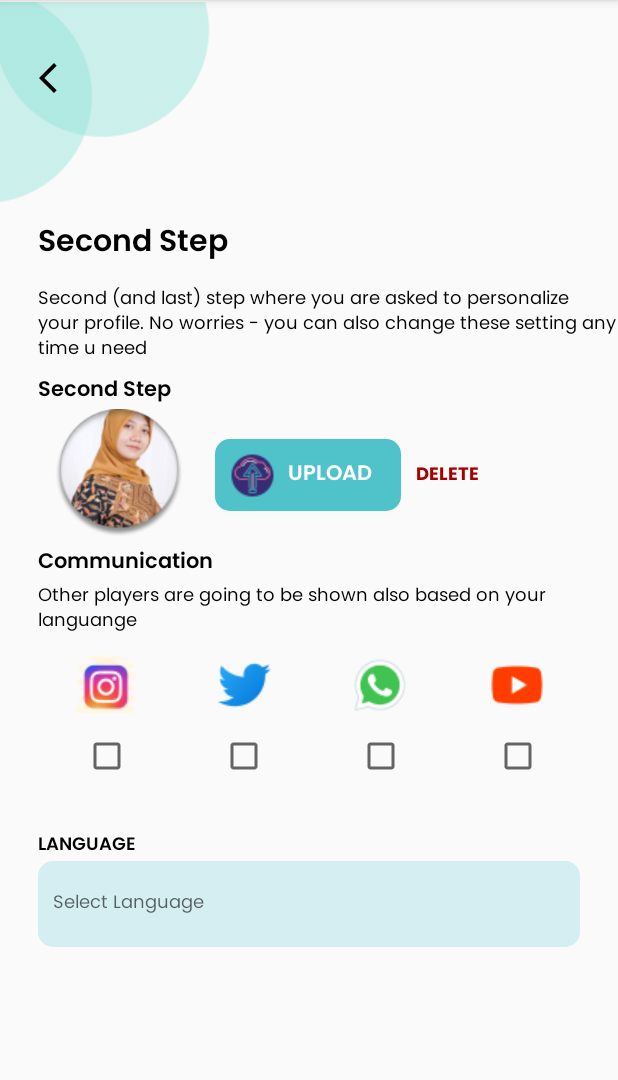
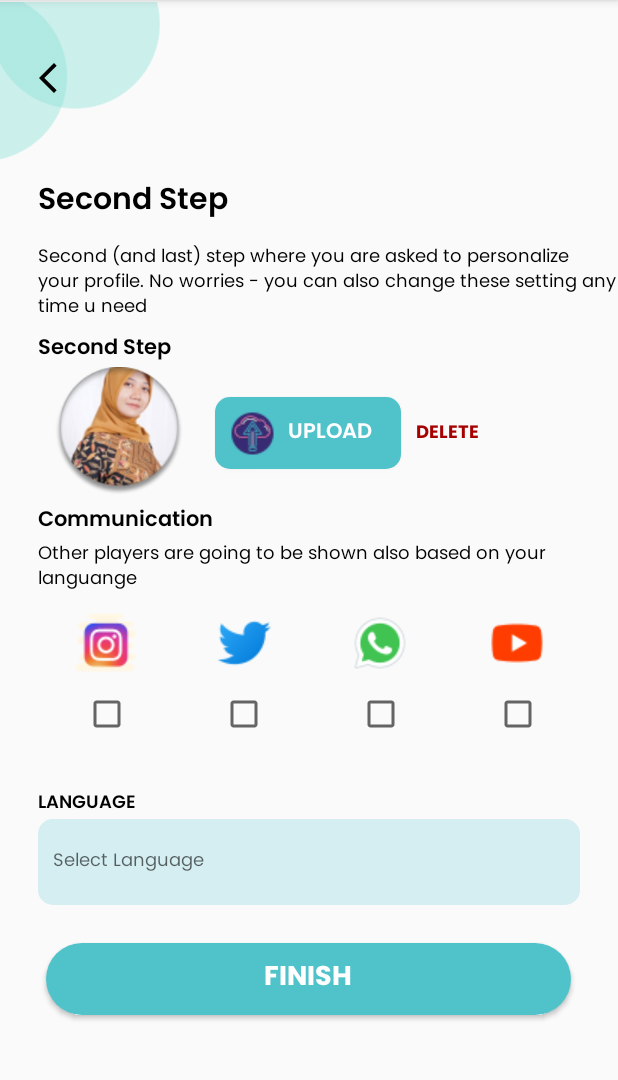
Before and after one commit to TIAS23/Myapp6, an Android app: the StepActivity screen opened directly, with no data from a screen before it, on a phone screen of 412 x 824 dp, the part 84-1164 px from its top. Run offline under Robolectric (Android 15) with nearby library versions, the phone set to English and light mode, and no system bars.

Commit message:
fix button

```diff
--- a/app/build.gradle.kts
+++ b/app/build.gradle.kts
@@ -1,7 +1,6 @@
 plugins {
     id("com.android.application")
     id("org.jetbrains.kotlin.android")
-    id("kotlin-android-extensions")
 }
 
 android {
@@ -16,6 +15,10 @@ android {
         versionName = "1.0"
 
         testInstrumentationRunner = "androidx.test.runner.AndroidJUnitRunner"
+    }
+
+    buildFeatures {
+        viewBinding = true
     }
 
     buildTypes {
--- a/app/src/main/java/com/tiashl/myapp6/StepActivity.kt
+++ b/app/src/main/java/com/tiashl/myapp6/StepActivity.kt
@@ -1,13 +1,24 @@
 package com.tiashl.myapp6
 
+import android.content.Intent
 import androidx.appcompat.app.AppCompatActivity
 import android.os.Bundle
+import android.widget.ImageView
+import com.tiashl.myapp6.R
 
 class StepActivity : AppCompatActivity() {
 
     override fun onCreate(savedInstanceState: Bundle?) {
         super.onCreate(savedInstanceState)
         setContentView(R.layout.activity_step)
+
+        btnBackListener()
     }
 
+    private fun btnBackListener() {
+        val sImg7 = findViewById<ImageView>(R.id.S_img_7) // Replace ImageView with your element type
+        sImg7.setOnClickListener {
+            startActivity(Intent(this, MainActivity::class.java))
+        }
+    }
 }
--- a/app/src/main/res/layout/activity_login.xml
+++ b/app/src/main/res/layout/activity_login.xml
@@ -118,14 +118,14 @@
             tools:ignore="TextSizeCheck" />
 
         <TextView
-            android:id="@+id/L_txt_4"
+            android:id="@+id/L_txt_5"
             android:layout_width="wrap_content"
             android:layout_height="wrap_content"
             android:layout_below="@id/L_img_1"
+            android:layout_marginLeft="200dp"
             android:layout_marginTop="5dp"
             android:fontFamily="@font/poppinsregular"
             android:text="Forgotten Password?"
-            android:layout_marginLeft="220dp"
             android:textColor="@color/black"
             android:textSize="12dp"
             tools:ignore="DuplicateIds,TextSizeCheck" />
--- a/app/src/main/res/layout/activity_step.xml
+++ b/app/src/main/res/layout/activity_step.xml
@@ -9,8 +9,8 @@
 
     <ImageView
         android:id="@+id/S_img_1"
-        android:layout_width="189dp"
-        android:layout_height="134dp"
+        android:layout_width="153dp"
+        android:layout_height="106dp"
         android:layout_alignParentLeft="true"
         android:layout_alignParentTop="true"
         android:layout_marginLeft="-26dp"
@@ -22,7 +22,8 @@
         android:layout_height="wrap_content"
         android:src="@drawable/ic_back"
         android:layout_marginLeft="20dp"
-        android:layout_marginTop="40dp" />
+        android:layout_marginTop="40dp"
+        android:id="@+id/S_img_7"/>
 
     <TextView
         android:layout_width="wrap_content"
@@ -251,7 +252,8 @@
         android:layout_height="wrap_content"
         android:layout_below="@id/layout_2"
         android:orientation="vertical"
-        android:padding="25dp">
+        android:padding="25dp"
+        android:id="@+id/layout_7">
     <TextView
         android:id="@+id/S_txt_6"
         android:layout_width="wrap_content"
@@ -274,5 +276,16 @@
         android:textSize="12dp"
         tools:ignore="TextSizeCheck" />
 </LinearLayout>
-
+    <Button
+        android:layout_width="wrap_content"
+        android:layout_height="wrap_content"
+        android:text="FINISH"
+        android:layout_below="@id/layout_7"
+        android:layout_centerHorizontal="true"
+        android:background="@drawable/button_shape"
+        android:width="350dp"
+        android:textColor="@color/white"
+        android:textSize="18sp"
+        android:fontFamily="@font/poppinsbold"
+        android:id="@+id/R_btn_2"/>
 </RelativeLayout>
```
Also changed, not shown: app/src/main/java/com/tiashl/myapp6/LoginActivity.kt (+15 -4 lines), app/src/main/java/com/tiashl/myapp6/MainActivity.kt (+12 -9 lines), app/src/main/java/com/tiashl/myapp6/RegisterActivity.kt (+23 -10 lines).
